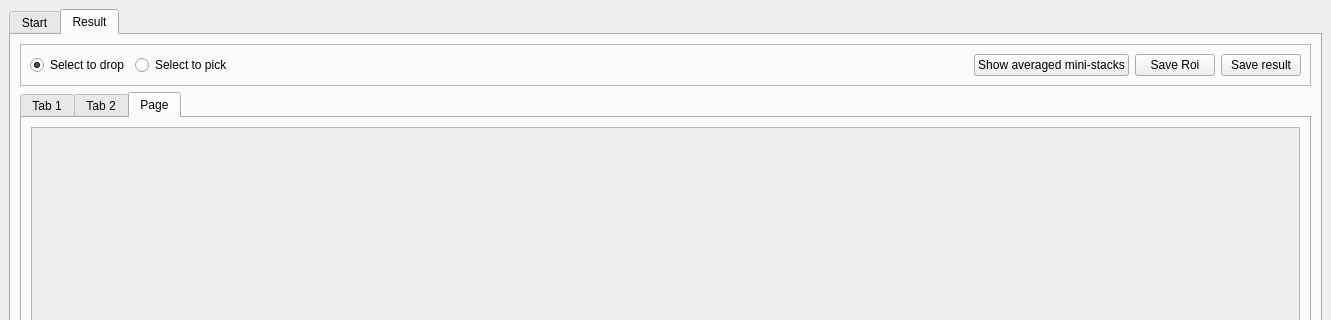
Above: qt_src/qt_ui/mainUI.ui from JiaaZe/Enface-giantin-project before the change; both pictures show x 0 to 1331 and y 0 to 320 of the 1331 by 759 pixel window. Below: the same form after it.
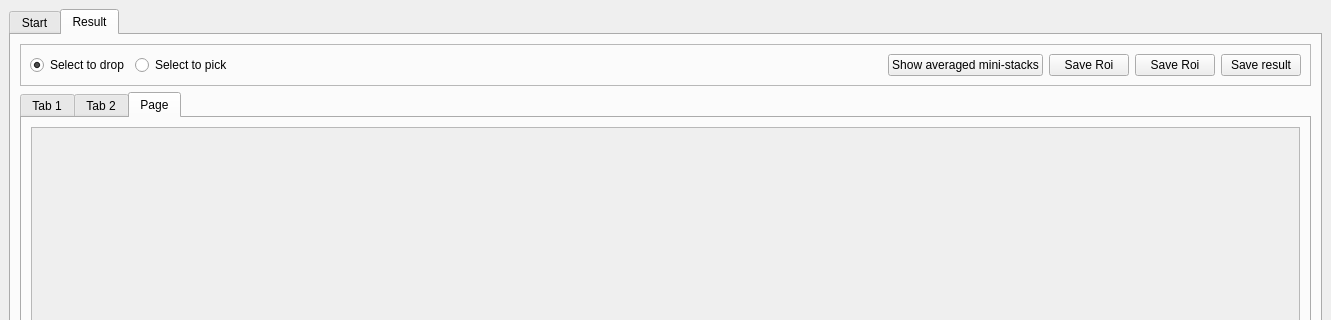
That is the form after the change. The open tabs and pages were chosen to show the change.

Commit message: save roi button

Diff of the .ui file:
```diff
--- a/qt_src/qt_ui/mainUI.ui
+++ b/qt_src/qt_ui/mainUI.ui
@@ -1033,6 +1033,13 @@
              </property>
             </widget>
            </item>
+           <item>
+            <widget class="QPushButton" name="btn_save_roi">
+             <property name="text">
+              <string>Save Roi</string>
+             </property>
+            </widget>
+           </item>
            <item>
             <widget class="QPushButton" name="btn_save">
              <property name="text">
```
